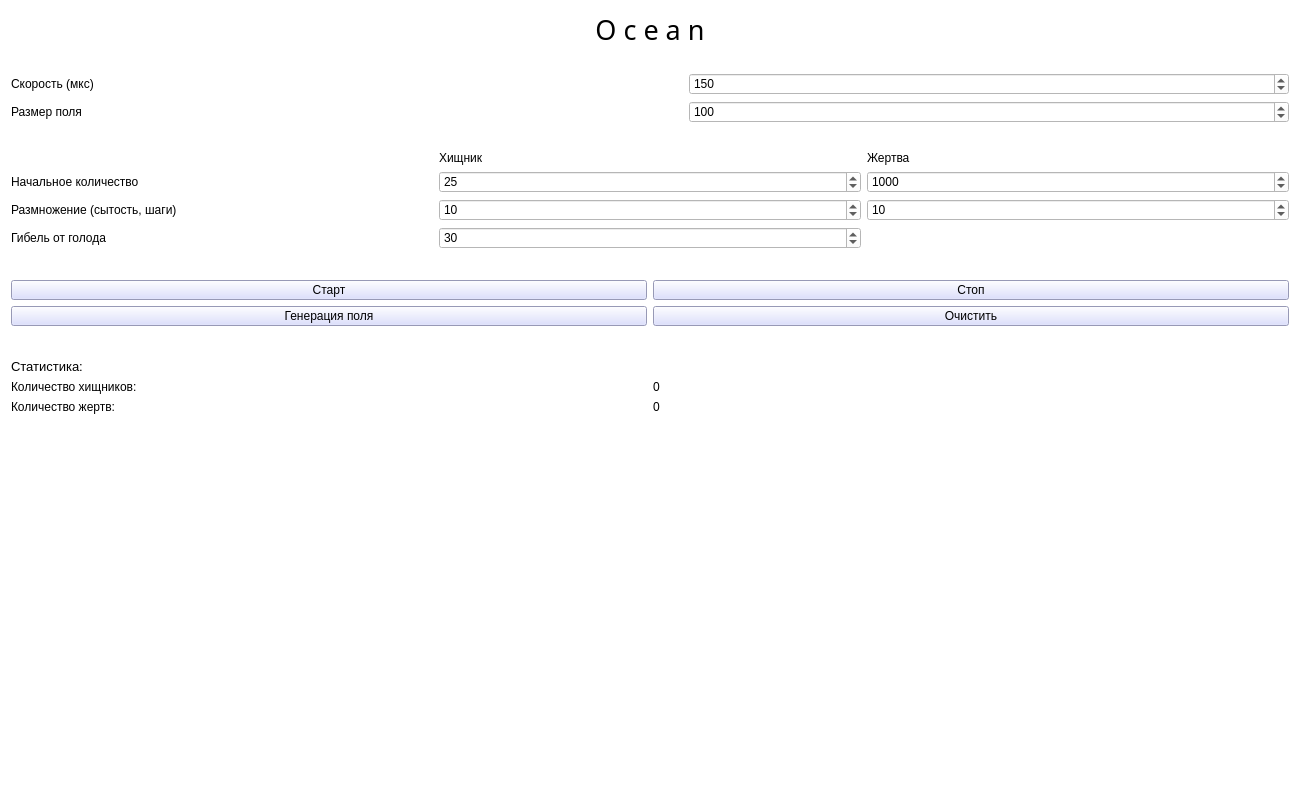
Before: the Qt Designer form ocean.ui in MarioCode/Ocean, drawn with Qt 5.
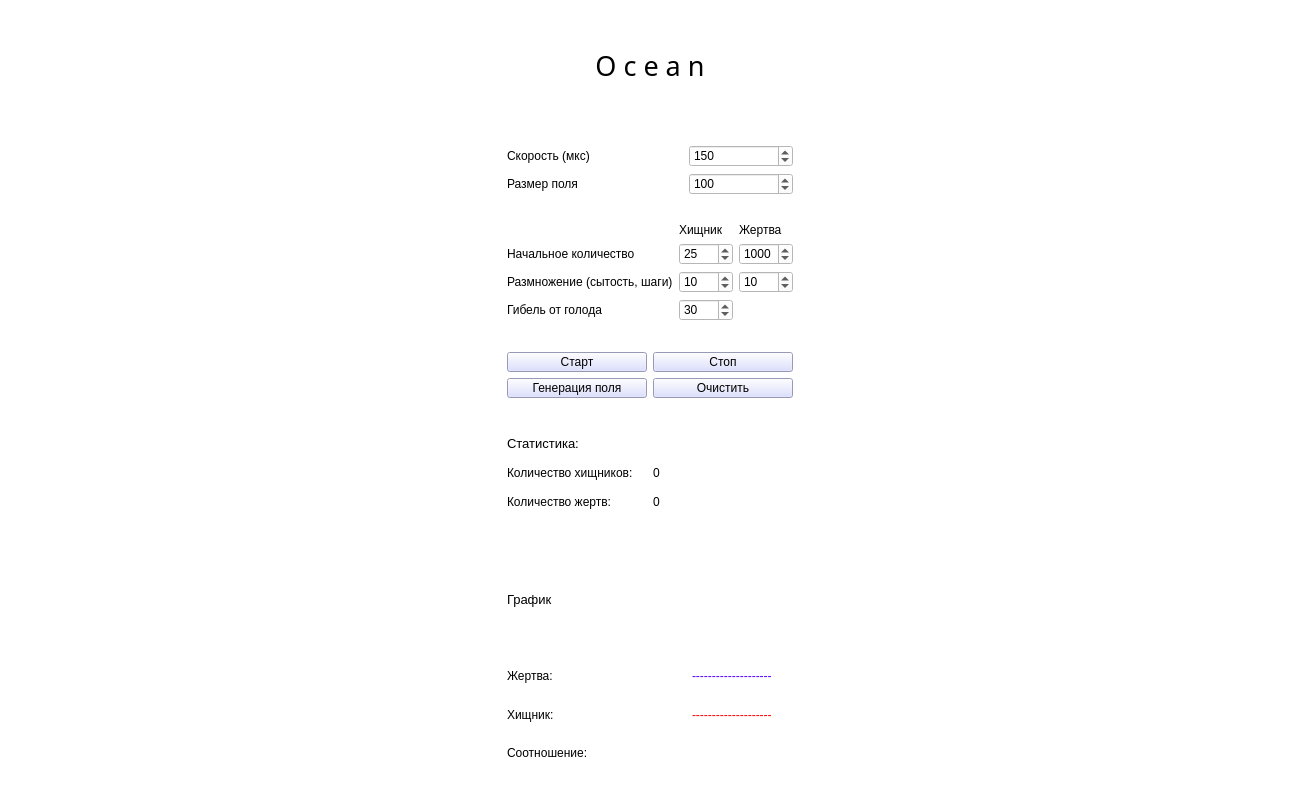
After: the same form once the commit is applied.

The edit to the form file:
```diff
--- a/ocean.ui
+++ b/ocean.ui
@@ -32,6 +32,10 @@
       <item>
        <layout class="QVBoxLayout" name="OceanScene"/>
       </item>
+     </layout>
+    </item>
+    <item row="0" column="1">
+     <layout class="QVBoxLayout" name="verticalLayout">
       <item>
        <layout class="QVBoxLayout" name="ConfigLaout">
         <property name="topMargin">
@@ -314,14 +318,94 @@
           <property name="orientation">
            <enum>Qt::Vertical</enum>
           </property>
+          <property name="sizeType">
+           <enum>QSizePolicy::Fixed</enum>
+          </property>
           <property name="sizeHint" stdset="0">
            <size>
             <width>20</width>
-            <height>40</height>
+            <height>25</height>
            </size>
           </property>
          </spacer>
         </item>
+        <item>
+         <widget class="QLabel" name="label_2">
+          <property name="font">
+           <font>
+            <pointsize>10</pointsize>
+           </font>
+          </property>
+          <property name="text">
+           <string>График </string>
+          </property>
+         </widget>
+        </item>
+        <item>
+         <layout class="QGridLayout" name="gridLayout_5">
+          <property name="horizontalSpacing">
+           <number>83</number>
+          </property>
+          <item row="0" column="0">
+           <widget class="QLabel" name="label_8">
+            <property name="text">
+             <string>Жертва:</string>
+            </property>
+           </widget>
+          </item>
+          <item row="0" column="1">
+           <widget class="QLabel" name="label_9">
+            <property name="styleSheet">
+             <string notr="true">color: rgb(85, 0, 255);</string>
+            </property>
+            <property name="text">
+             <string>--------------------</string>
+            </property>
+           </widget>
+          </item>
+          <item row="1" column="0">
+           <widget class="QLabel" name="label_10">
+            <property name="text">
+             <string>Хищник:</string>
+            </property>
+           </widget>
+          </item>
+          <item row="1" column="1">
+           <widget class="QLabel" name="label_11">
+            <property name="styleSheet">
+             <string notr="true">color: rgb(255, 0, 0);</string>
+            </property>
+            <property name="text">
+             <string>--------------------</string>
+            </property>
+           </widget>
+          </item>
+          <item row="2" column="0">
+           <widget class="QLabel" name="label_12">
+            <property name="text">
+             <string>Соотношение:</string>
+            </property>
+           </widget>
+          </item>
+          <item row="2" column="1">
+           <widget class="QLabel" name="sootnosh">
+            <property name="text">
+             <string/>
+            </property>
+           </widget>
+          </item>
+         </layout>
+        </item>
+        <item>
+         <layout class="QHBoxLayout" name="horizontalLayout"/>
+        </item>
+       </layout>
+      </item>
+      <item>
+       <layout class="QVBoxLayout" name="graph">
+        <property name="topMargin">
+         <number>20</number>
+        </property>
        </layout>
       </item>
      </layout>
```
Left out of the diff: 6 changed lines with no effect on the pictures.
